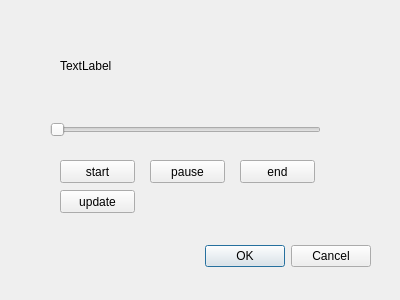
This is dialog.ui in EdrowsLuo/QTCppGame as Qt 5 draws it before an edit. The edited form follows.
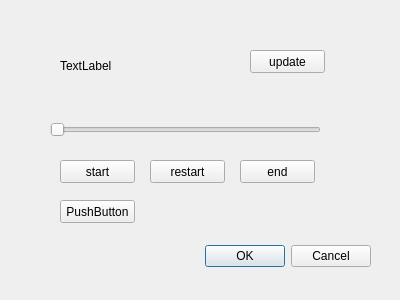
This is the edited form.

Patch:
```diff
--- a/dialog.ui
+++ b/dialog.ui
@@ -58,7 +58,7 @@
     </rect>
    </property>
    <property name="text">
-    <string>pause</string>
+    <string>restart</string>
    </property>
   </widget>
   <widget class="QPushButton" name="pushButton_3">
@@ -103,8 +103,8 @@
   <widget class="QPushButton" name="pushButton_4">
    <property name="geometry">
     <rect>
-     <x>60</x>
-     <y>190</y>
+     <x>250</x>
+     <y>50</y>
      <width>75</width>
      <height>23</height>
     </rect>
@@ -113,6 +113,19 @@
     <string>update</string>
    </property>
   </widget>
+  <widget class="QPushButton" name="pushButton_5">
+   <property name="geometry">
+    <rect>
+     <x>60</x>
+     <y>200</y>
+     <width>75</width>
+     <height>23</height>
+    </rect>
+   </property>
+   <property name="text">
+    <string>PushButton</string>
+   </property>
+  </widget>
  </widget>
  <resources/>
  <connections>
```
Left out of the diff: 2 changed lines with no effect on the pictures.
